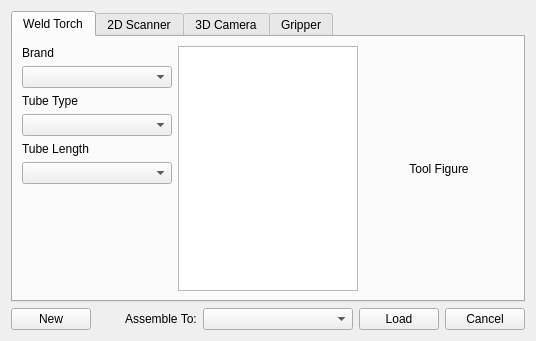
Above: src/Mod/Robot/Gui/Tool/ToolOperationPanel.ui from panyixiao/XH_CAD before the change. Below: the same form after it.
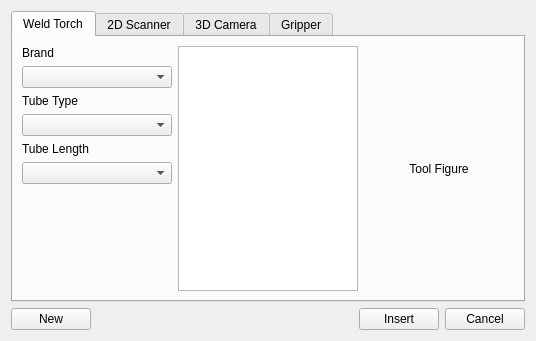
That is the form after the change. The open tabs and pages were chosen to show the change.

Commit message: feat: Robot & Tool Save OK

The edit to the form file:
```diff
--- a/src/Mod/Robot/Gui/Tool/ToolOperationPanel.ui
+++ b/src/Mod/Robot/Gui/Tool/ToolOperationPanel.ui
@@ -396,27 +396,10 @@
        </property>
       </spacer>
      </item>
-     <item>
-      <widget class="QLabel" name="label_6">
-       <property name="text">
-        <string>Assemble To:</string>
-       </property>
-      </widget>
-     </item>
-     <item>
-      <widget class="QComboBox" name="comboBox_assembleTarget">
-       <property name="minimumSize">
-        <size>
-         <width>150</width>
-         <height>0</height>
-        </size>
-       </property>
-      </widget>
-     </item>
      <item>
       <widget class="QPushButton" name="pushButton_LoadTool">
        <property name="text">
-        <string>Load</string>
+        <string>Insert</string>
        </property>
       </widget>
      </item>
```
Left out of the diff: 2 changed lines with no effect on the pictures. The commit also changes 12 other files.
